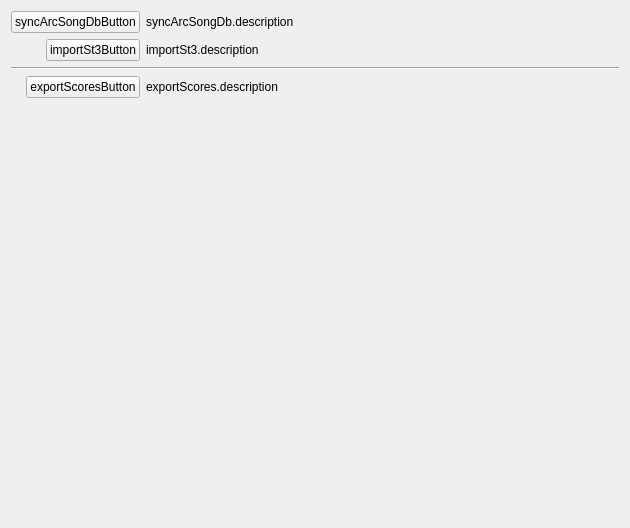
Qt form ui/designer/tabs/tabDb/tabDb_Manage.ui (ArcaeaOffline/client-pyside6) before a commit.
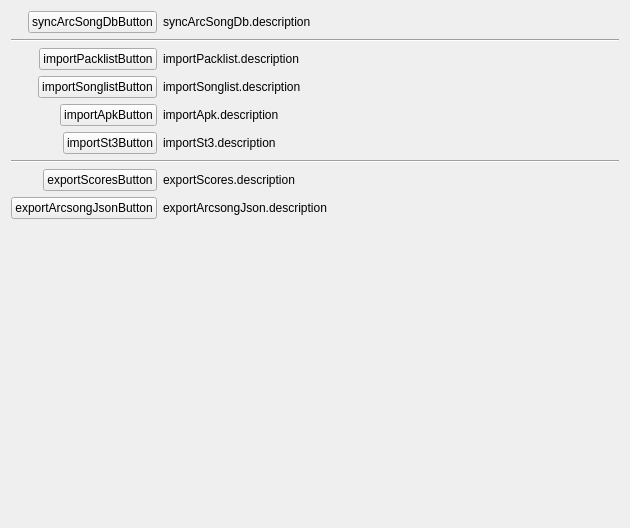
The same form after that commit.

What changed in the file:
```diff
--- a/ui/designer/tabs/tabDb/tabDb_Manage.ui
+++ b/ui/designer/tabs/tabDb/tabDb_Manage.ui
@@ -31,41 +31,104 @@
      </property>
     </widget>
    </item>
-   <item row="1" column="0">
+   <item row="5" column="0">
     <widget class="QPushButton" name="importSt3Button">
      <property name="text">
       <string>importSt3Button</string>
      </property>
     </widget>
    </item>
-   <item row="1" column="1">
+   <item row="5" column="1">
     <widget class="QLabel" name="label_2">
      <property name="text">
       <string>importSt3.description</string>
      </property>
     </widget>
    </item>
-   <item row="2" column="0" colspan="2">
+   <item row="6" column="0" colspan="2">
     <widget class="Line" name="line">
      <property name="orientation">
       <enum>Qt::Horizontal</enum>
      </property>
     </widget>
    </item>
-   <item row="3" column="0">
+   <item row="7" column="0">
     <widget class="QPushButton" name="exportScoresButton">
      <property name="text">
       <string>exportScoresButton</string>
      </property>
     </widget>
    </item>
-   <item row="3" column="1">
+   <item row="7" column="1">
     <widget class="QLabel" name="label_3">
      <property name="text">
       <string>exportScores.description</string>
      </property>
     </widget>
    </item>
+   <item row="1" column="0" colspan="2">
+    <widget class="Line" name="line_2">
+     <property name="orientation">
+      <enum>Qt::Horizontal</enum>
+     </property>
+    </widget>
+   </item>
+   <item row="2" column="0">
+    <widget class="QPushButton" name="importPacklistButton">
+     <property name="text">
+      <string>importPacklistButton</string>
+     </property>
+    </widget>
+   </item>
+   <item row="3" column="0">
+    <widget class="QPushButton" name="importSonglistButton">
+     <property name="text">
+      <string>importSonglistButton</string>
+     </property>
+    </widget>
+   </item>
+   <item row="2" column="1">
+    <widget class="QLabel" name="label_4">
+     <property name="text">
+      <string>importPacklist.description</string>
+     </property>
+    </widget>
+   </item>
+   <item row="3" column="1">
+    <widget class="QLabel" name="label_5">
+     <property name="text">
+      <string>importSonglist.description</string>
+     </property>
+    </widget>
+   </item>
+   <item row="8" column="0">
+    <widget class="QPushButton" name="exportArcsongJsonButton">
+     <property name="text">
+      <string>exportArcsongJsonButton</string>
+     </property>
+    </widget>
+   </item>
+   <item row="8" column="1">
+    <widget class="QLabel" name="label_6">
+     <property name="text">
+      <string>exportArcsongJson.description</string>
+     </property>
+    </widget>
+   </item>
+   <item row="4" column="0">
+    <widget class="QPushButton" name="importApkButton">
+     <property name="text">
+      <string>importApkButton</string>
+     </property>
+    </widget>
+   </item>
+   <item row="4" column="1">
+    <widget class="QLabel" name="label_7">
+     <property name="text">
+      <string>importApk.description</string>
+     </property>
+    </widget>
+   </item>
   </layout>
  </widget>
  <resources/>
```
